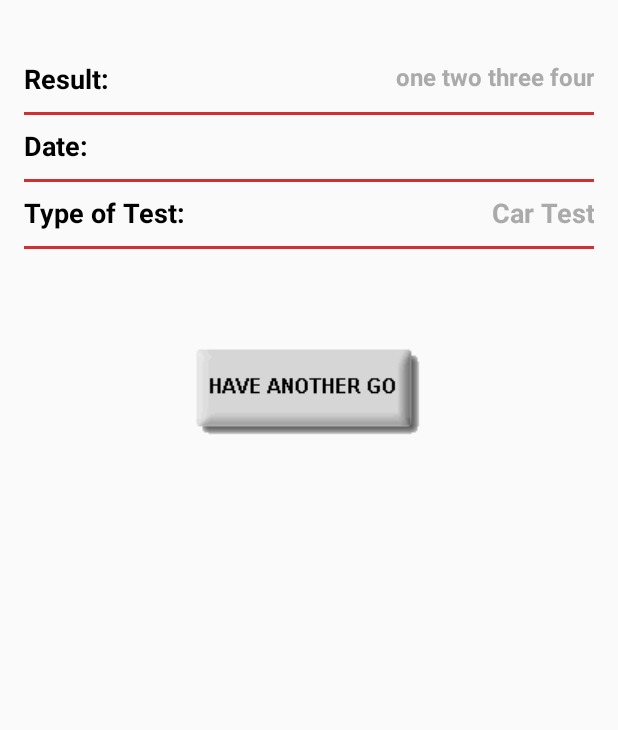
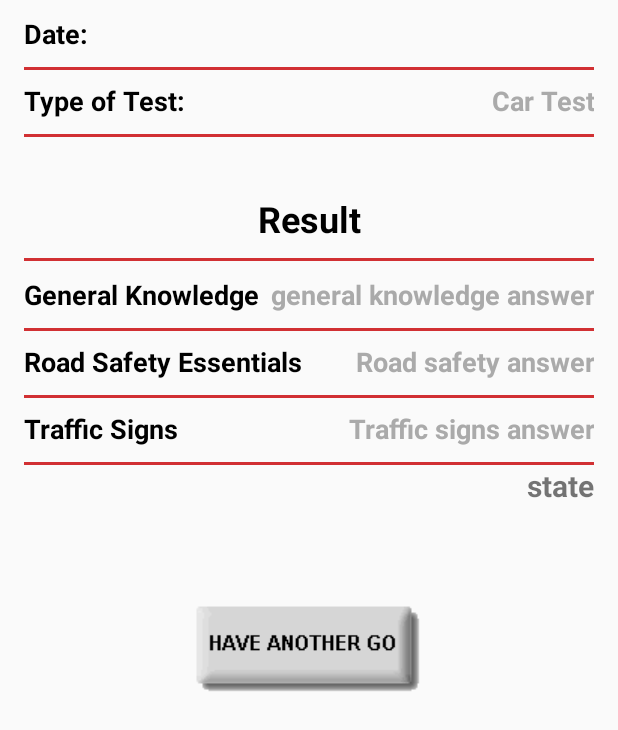
Before and after one commit to byteShaft/lisence-service, an Android app: the layout nav_header_main.xml on its own in the app's theme, with its tools: preview values and no code run, on a phone screen of 412 x 824 dp. Shown: the top 730 px of the screen. Run offline under Robolectric (Android 15) with nearby library versions, the phone set to English and light mode, and no system bars.

Commit message:
bug fixes, set questions logic

```diff
--- a/app/src/main/java/com/byteshaft/licenseservice/ResultActivity.java
+++ b/app/src/main/java/com/byteshaft/licenseservice/ResultActivity.java
@@ -3,6 +3,7 @@ package com.byteshaft.licenseservice;
 import android.annotation.SuppressLint;
 import android.content.Context;
 import android.content.Intent;
+import android.graphics.Color;
 import android.os.Bundle;
 import android.support.design.internal.NavigationMenuView;
 import android.support.design.widget.NavigationView;
@@ -21,6 +22,7 @@ import android.widget.ListView;
 import android.widget.TextView;
 
 import com.byteshaft.licenseservice.utils.AppGlobals;
+import com.byteshaft.licenseservice.utils.Data;
 
 import java.text.SimpleDateFormat;
 import java.util.ArrayList;
@@ -32,9 +34,14 @@ public class ResultActivity extends AppCompatActivity implements View.OnClickLis
     private ViewHolder viewHolder;
     private ListView listView;
     private int totalQuestions = 1;
-    private TextView totalCalculations;
     private int totalTrue = 0;
     private View header;
+    private TextView generalAnswer;
+    private TextView roadSafetyEssentials;
+    private TextView trafficSigns;
+    private boolean failInGeneral = false;
+    private boolean failInOverAll = false;
+    private TextView testStatus;
 
     @Override
     protected void onCreate(Bundle savedInstanceState) {
@@ -45,17 +52,17 @@ public class ResultActivity extends AppCompatActivity implements View.OnClickLis
         ArrayList<String> dataList = getIntent()
                 .getStringArrayListExtra(AppGlobals.TOTAL_CATEGORIES);
         listView = (ListView) findViewById(R.id.result_list_view);
-        totalCalculations = (TextView) findViewById(R.id.total_question_answers);
         HashMap<String, String> hashMap = (HashMap<String, String>)getIntent()
                 .getSerializableExtra(AppGlobals.ANSWER_DATA);
         totalQuestions = getIntent().getIntExtra(AppGlobals.TOTAL_QUESTIONS, 0);
         Log.i("Total ques received", String.valueOf(totalQuestions));
         for (String category: dataList) {
             if (hashMap.get(category) != null) {
-                totalTrue = totalTrue + Integer.parseInt(String.valueOf(hashMap.get(category)));
+                if (!category.equals(Data.sGeneralKnowledge) && !category.equals(Data.sTrafficSignsSection)) {
+                    totalTrue = totalTrue + Integer.parseInt(String.valueOf(hashMap.get(category)));
+                }
             }
         }
-        totalCalculations.setText(String.valueOf(totalTrue)+"/"+totalQuestions);
         Log.i("HashMap", String.valueOf(hashMap));
         Adapter adapter = new Adapter(getApplicationContext(), R.layout.layout_result_delegate,
                 dataList, hashMap);
@@ -69,15 +76,34 @@ public class ResultActivity extends AppCompatActivity implements View.OnClickLis
         NavigationView navigationView = (NavigationView) findViewById(R.id.nav_view);
         disableNavigationViewScrollbars(navigationView);
         header = navigationView.getHeaderView(0);
-        TextView result = (TextView) header.findViewById(R.id.text_result);
-        if (totalTrue < 38) {
-            result.setText("Test Result: Fail");
+        generalAnswer = (TextView) header.findViewById(R.id.general_knowledge_answer);
+        roadSafetyEssentials = (TextView) header.findViewById(R.id.road_safety_answer);
+        trafficSigns = (TextView) header.findViewById(R.id.traffic_signs_answer);
+        testStatus = (TextView) header.findViewById(R.id.test_status);
+        roadSafetyEssentials.setText(String.valueOf(totalTrue)+"/"+"20");
+        String generalAnswers = String.valueOf(hashMap.get(Data.sGeneralKnowledge));
+        String trafficAnswers = String.valueOf(hashMap.get(Data.sTrafficSignsSection));
+        generalAnswer.setText(generalAnswers+"/"+"15");
+        if (Integer.valueOf(generalAnswers) < 12) {
+            failInGeneral = true;
+            generalAnswer.setTextColor(Color.RED);
+        }
+        trafficSigns.setText(trafficAnswers+"/"+"10");
+        if (Integer.valueOf(trafficAnswers) < 10) {
+            trafficSigns.setTextColor(Color.RED);
+        }
+        if (Integer.valueOf(trafficAnswers) < 10 || totalTrue < 20) {
+            failInOverAll = true;
+        }
+        if (failInOverAll || failInGeneral) {
+            testStatus.setText("Fail");
+            testStatus.setTextColor(Color.RED);
         } else {
-            result.setText("Test Result: Pass");
+            testStatus.setText("Pass");
+            testStatus.setTextColor(Color.parseColor("#009900"));
         }
         Calendar c = Calendar.getInstance();
         System.out.println("Current time => " + c.getTime());
-
         SimpleDateFormat df = new SimpleDateFormat("dd-MMM-yyyy");
         String formattedDate = df.format(c.getTime());
         TextView date = (TextView) header.findViewById(R.id.date);
--- a/app/src/main/java/com/byteshaft/licenseservice/StartTestActivity.java
+++ b/app/src/main/java/com/byteshaft/licenseservice/StartTestActivity.java
@@ -30,21 +30,21 @@ public class StartTestActivity extends AppCompatActivity implements View.OnClick
     private String currentCategory = "";
     private final int ICAC_QUESTIONS = 2;
     private int ASKED_ICAC_QUESTIONS = 0;
-    private final int GENERAL_KNOWLEDGE_QUESTIONS = 14;//
+    private final int GENERAL_KNOWLEDGE_QUESTIONS = 14;
     private int ASKED_QUESTIONS_GENERAL_KNOWLEDGE = 0;
     private final int ALCOHOL_DRUGS_QUESTIONS = 3;
     private int ASKED_ALCOHOL_DRUGS_QUESTIONS = 0;
-    private final int FATIGUE_AND_DEFENCE_DRIVING = 1;//
+    private final int FATIGUE_AND_DEFENCE_DRIVING = 1;
     private int ASKED_FATIGUE_AND_DEFENCE_DRIVING = 0;
-    private final int INTERSECTION = 1;//
+    private final int INTERSECTION = 1;
     private int ASKED_INTERSECTION = 0;
-    private final int NEGLIGENT_DRIVING = 1;//
+    private final int NEGLIGENT_DRIVING = 1;
     private int ASKED_NEGLIGENT_DRIVING = 0;
     private final int PEDESTRAINS = 1;
     private int ASKED_PEDESTRAINS = 0;
-    private final int SEAT_BELTS_RESTRAINS = 2;//
+    private final int SEAT_BELTS_RESTRAINS = 2;
     private int ASKED_SEAT_BELTS_RESTRAINS = 0;
-    private final int SPEED_LIMITS = 2;//
+    private final int SPEED_LIMITS = 2;
     private int ASKED_SPEED_LIMITS = 0;
     private final int TRAFFIC_LIGHTS = 0;
     private int ASKED_TRAFFIC_LIGHTS = 0;
@@ -90,7 +90,7 @@ public class StartTestActivity extends AppCompatActivity implements View.OnClick
         super.onCreate(savedInstanceState);
         setContentView(R.layout.layout_start_test);
         currentQuestionNumber = (TextView) findViewById(R.id.current_question_number);
-        currentQuestionNumber.setText("1");
+        currentQuestionNumber.setText("0");
         instance = this;
         answersHashMap = new HashMap<>();
         nextButton = (Button) findViewById(R.id.button_next);
--- a/app/src/main/res/layout/nav_header_main.xml
+++ b/app/src/main/res/layout/nav_header_main.xml
@@ -7,44 +7,7 @@
     >
 
     <LinearLayout
-        android:id="@+id/layout_text_result"
-        android:layout_marginTop="40dp"
-        android:layout_width="match_parent"
-        android:layout_height="wrap_content"
-        android:orientation="horizontal">
-
-    <TextView
-        android:text="Result: "
-        android:layout_marginTop="10dp"
-        android:gravity="start"
-        android:textColor="@android:color/black"
-        android:layout_width="wrap_content"
-        android:layout_height="wrap_content"
-        android:textStyle="bold"
-        android:textSize="18sp"
-        android:layout_gravity="start"
-       />
-        <TextView
-            android:id="@+id/text_result"
-            android:text="one two three four"
-            android:gravity="end"
-            android:textColor="@android:color/darker_gray"
-            android:layout_width="match_parent"
-            android:layout_height="wrap_content"
-            android:textStyle="bold"
-            android:textSize="16sp"
-            />
-    </LinearLayout>
-
-    <View
-        android:layout_below="@+id/layout_text_result"
-        android:layout_width="fill_parent"
-        android:layout_height="2dp"
-        android:background="#d13033"/>
-
-    <LinearLayout
         android:id="@+id/layout_text_date"
-        android:layout_below="@+id/layout_text_result"
         android:layout_marginTop="10dp"
         android:orientation="horizontal"
         android:layout_width="match_parent"
@@ -81,7 +44,7 @@
         android:background="#d13033"/>
 
     <LinearLayout
-        android:id="@+id/layout_text_type"
+        android:id="@+id/layout_test_type"
         android:layout_below="@+id/layout_text_date"
         android:layout_marginTop="10dp"
         android:orientation="horizontal"
@@ -111,23 +74,170 @@
             android:text="Car Test" />
     </LinearLayout>
 
+    <View
+        android:layout_width="fill_parent"
+        android:layout_below="@+id/layout_test_type"
+        android:layout_height="2dp"
+        android:background="#d13033"/>
+
+
+    <LinearLayout
+        android:id="@+id/layout_text_result"
+        android:layout_below="@+id/layout_test_type"
+        android:layout_marginTop="40dp"
+        android:layout_width="match_parent"
+        android:layout_height="wrap_content"
+        android:orientation="horizontal">
+
+        <TextView
+            android:text="Result"
+            android:layout_marginTop="10dp"
+            android:gravity="center_horizontal"
+            android:textColor="@android:color/black"
+            android:layout_width="match_parent"
+            android:layout_height="wrap_content"
+            android:textStyle="bold"
+            android:textSize="24sp"
+            android:layout_gravity="center_horizontal"
+            />
+
+    </LinearLayout>
 
     <View
         android:id="@+id/view"
-        android:layout_below="@+id/layout_text_type"
+        android:layout_below="@+id/layout_text_result"
         android:layout_width="fill_parent"
         android:layout_height="2dp"
         android:background="#d13033"/>
+
+    <LinearLayout
+        android:id="@+id/layout_general"
+        android:layout_below="@+id/view"
+        android:layout_marginTop="10dp"
+        android:orientation="horizontal"
+        android:layout_width="match_parent"
+        android:layout_height="wrap_content" >
+
+        <TextView
+            android:text="General Knowledge"
+            android:layout_marginTop="10dp"
+            android:gravity="start"
+            android:textColor="@android:color/black"
+            android:layout_width="wrap_content"
+            android:layout_height="wrap_content"
+            android:textStyle="bold"
+            android:textSize="18sp"
+            android:layout_gravity="start"
+            />
+        <TextView
+            android:id="@+id/general_knowledge_answer"
+            android:textColor="@android:color/darker_gray"
+            android:gravity="right"
+            android:textStyle="bold"
+            android:textSize="18sp"
+            android:layout_width="match_parent"
+            android:layout_height="wrap_content"
+            android:text="general knowledge answer" />
+    </LinearLayout>
+
+
+    <View
+        android:layout_below="@+id/layout_general"
+        android:layout_width="fill_parent"
+        android:layout_height="2dp"
+        android:background="#d13033"/>
+
+    <LinearLayout
+        android:id="@+id/road_safety_essentials"
+        android:layout_below="@+id/layout_general"
+        android:layout_marginTop="10dp"
+        android:orientation="horizontal"
+        android:layout_width="match_parent"
+        android:layout_height="wrap_content" >
+
+        <TextView
+            android:text="Road Safety Essentials"
+            android:layout_marginTop="10dp"
+            android:gravity="start"
+            android:textColor="@android:color/black"
+            android:layout_width="wrap_content"
+            android:layout_height="wrap_content"
+            android:textStyle="bold"
+            android:textSize="18sp"
+            android:layout_gravity="start"
+            />
+        <TextView
+            android:id="@+id/road_safety_answer"
+            android:textColor="@android:color/darker_gray"
+            android:gravity="right"
+            android:textStyle="bold"
+            android:textSize="18sp"
+            android:layout_width="match_parent"
+            android:layout_height="wrap_content"
+            android:text="Road safety answer" />
+    </LinearLayout>
+
+    <View
+        android:layout_below="@+id/road_safety_essentials"
+        android:layout_width="fill_parent"
+        android:layout_height="2dp"
+        android:background="#d13033"/>
+
+    <LinearLayout
+        android:id="@+id/Traffic_Signs_layout"
+        android:layout_below="@+id/road_safety_essentials"
+        android:layout_marginTop="10dp"
+        android:orientation="horizontal"
+        android:layout_width="match_parent"
+        android:layout_height="wrap_content" >
+
+        <TextView
+            android:text="Traffic Signs"
+            android:layout_marginTop="10dp"
+            android:gravity="start"
+            android:textColor="@android:color/black"
+            android:layout_width="wrap_content"
+            android:layout_height="wrap_content"
+            android:textStyle="bold"
+            android:textSize="18sp"
+            android:layout_gravity="start"
+            />
+        <TextView
+            android:id="@+id/traffic_signs_answer"
+            android:textColor="@android:color/darker_gray"
+            android:gravity="right"
+            android:textStyle="bold"
+            android:textSize="18sp"
+            android:layout_width="match_parent"
+            android:layout_height="wrap_content"
+            android:text="Traffic signs answer" />
+    </LinearLayout>
+
+    <View
+        android:id="@+id/last_view"
+        android:layout_below="@+id/Traffic_Signs_layout"
+        android:layout_width="fill_parent"
+        android:layout_height="2dp"
+        android:background="#d13033"/>
+
+    <TextView
+        android:id="@+id/test_status"
+        android:layout_below="@+id/last_view"
+        android:gravity="right"
+        android:textStyle="bold"
+        android:textSize="20sp"
+        android:layout_width="match_parent"
+        android:layout_height="wrap_content"
+        android:text="state" />
 
     <Button
         android:layout_width="wrap_content"
         android:layout_height="wrap_content"
         android:layout_marginTop="60dp"
-        android:layout_below="@+id/view"
+        android:layout_below="@+id/test_status"
         android:id="@+id/button"
+        android:layout_centerHorizontal="true"
         android:background="@drawable/another_try"
-        android:layout_centerVertical="true"
-        android:layout_centerHorizontal="true"
         />
 
 </RelativeLayout>
```
